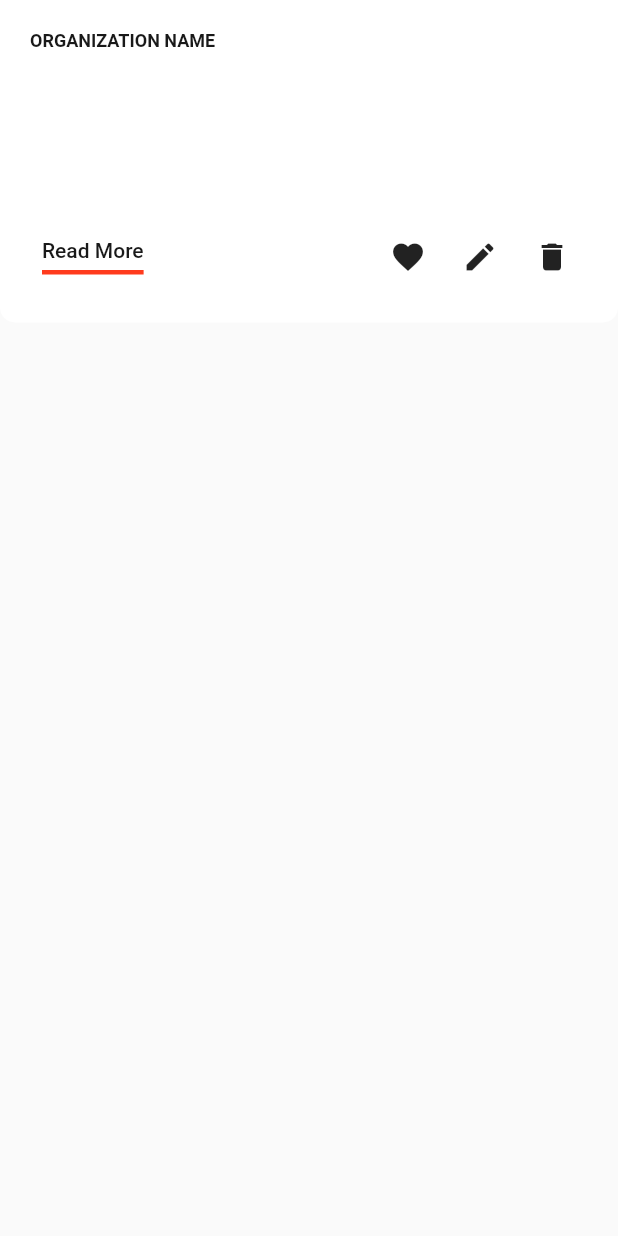
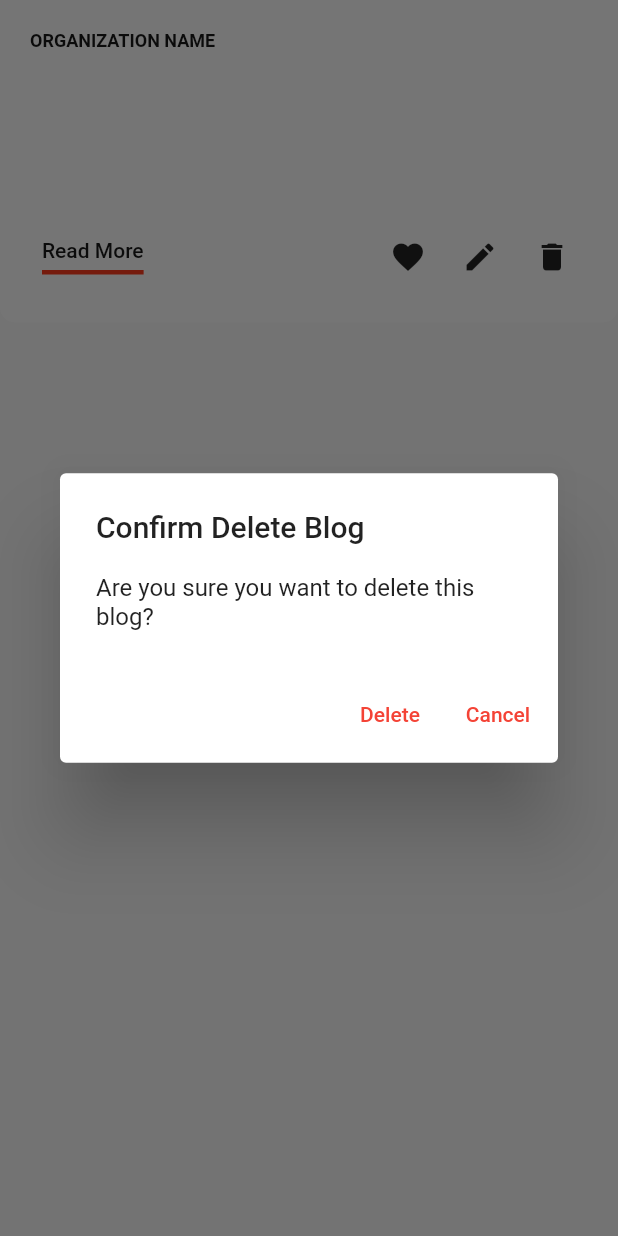
Before and after one commit to humza-ahmed235/blog-frontend, a Flutter app: the BlogCard widget shown alone on an empty page, opened directly with empty values, after a tap on the "delete" icon, on a phone screen of 412 x 824 dp. Run offline on Flutter 3.47's test engine with Material 2 defaults, Android fonts, the light colour scheme and no system bars; missing offline and left inert: dart:html; network calls fail.

Commit message:
Added blog deletion confirmation dialog.

```diff
--- a/lib/screens/profile.dart
+++ b/lib/screens/profile.dart
@@ -217,14 +217,43 @@ class BlogCard extends StatelessWidget {
                     IconButton(
                       icon: Icon(Icons.delete),
                       onPressed: () async {
-                        var res = await deleteBlog(blog_id);
-                        print("delete response");
-                        print(res);
-                        generateBlogsList(callbackUpdateBlogList).then(
-                            (blogsListTemp) =>
-                                callbackUpdateBlogList(blogsListTemp));
-                        // callbackUpdateBlogList()
-                        //Navigator.pushNamed(context, '/profile');
+                        showDialog<void>(
+                          context: context,
+                          barrierDismissible: false, // user must tap button!
+                          builder: (BuildContext context) {
+                            return AlertDialog(
+                              title: const Text('Confirm Delete Blog'),
+                              content: SingleChildScrollView(
+                                child: ListBody(
+                                  children: const <Widget>[
+                                    Text(
+                                        'Are you sure you want to delete this blog?'),
+                                  ],
+                                ),
+                              ),
+                              actions: <Widget>[
+                                TextButton(
+                                  child: const Text('Delete'),
+                                  onPressed: () async {
+                                    var res = await deleteBlog(blog_id);
+                                    print(res);
+                                    generateBlogsList(callbackUpdateBlogList)
+                                        .then((blogsListTemp) =>
+                                            callbackUpdateBlogList(
+                                                blogsListTemp));
+                                    Navigator.of(context).pop();
+                                  },
+                                ),
+                                TextButton(
+                                  child: const Text('Cancel'),
+                                  onPressed: () async {
+                                    Navigator.of(context).pop();
+                                  },
+                                ),
+                              ],
+                            );
+                          },
+                        );
                       },
                     ),
                     // IconButton(
```
